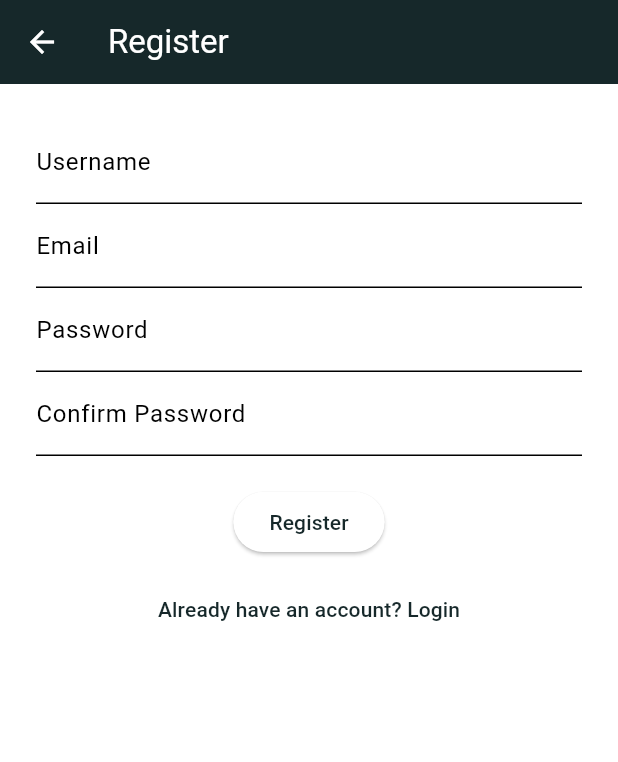
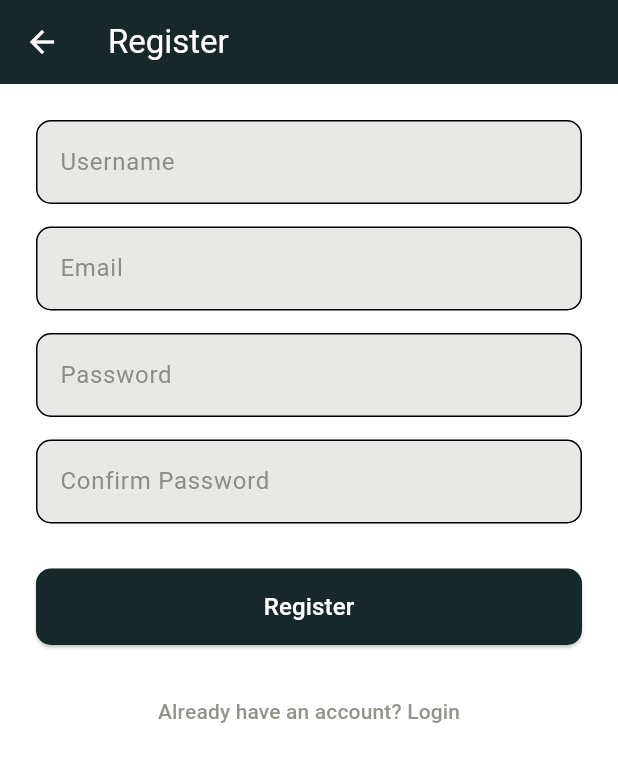
Before and after one commit to shalindri0426/shalindri_flutter, a Flutter app: the RegisterPage screen opened directly, on a phone screen of 412 x 824 dp. Shown: the top 762 px of the screen. Run offline on Flutter 3.47's test engine with Material 3 defaults, Android fonts, the phone set to English and light mode, and no system bars; our stand-ins replace google_fonts.

Commit message:
register screen theme changes

```diff
--- a/lib/screens/register_screen.dart
+++ b/lib/screens/register_screen.dart
@@ -17,12 +17,10 @@ class _RegisterPageState extends State<RegisterPage> {
 
   void _register() {
     if (_formKey.currentState!.validate()) {
-      // Simulate successful registration
       ScaffoldMessenger.of(context).showSnackBar(
         const SnackBar(content: Text('Registration Successful!')),
       );
 
-      // Navigate to login page
       Navigator.pushReplacement(
         context,
         MaterialPageRoute(builder: (context) => const LoginPage()),
@@ -41,46 +39,84 @@ class _RegisterPageState extends State<RegisterPage> {
 
   @override
   Widget build(BuildContext context) {
+    final theme = Theme.of(context);
+    final primaryColor = theme.colorScheme.primary;
+    final onPrimaryColor = theme.colorScheme.onPrimary;
+    final secondaryColor = theme.colorScheme.secondary;
+    final scaffoldBackground = theme.scaffoldBackgroundColor;
+
     return Scaffold(
-      appBar: AppBar(title: const Text('Register')),
-      body: Padding(
+      appBar: AppBar(
+        title: const Text('Register'),
+        backgroundColor: primaryColor,
+        foregroundColor: onPrimaryColor,
+        elevation: 0,
+      ),
+      backgroundColor: scaffoldBackground,
+      body: SingleChildScrollView(
         padding: const EdgeInsets.all(24),
         child: Form(
           key: _formKey,
           child: Column(
             children: [
-              TextFormField(
+              _buildTextField(
                 controller: _usernameController,
-                decoration: const InputDecoration(labelText: 'Username'),
+                label: 'Username',
                 validator: (value) =>
                     value == null || value.isEmpty ? 'Enter a username' : null,
+                theme: theme,
+                secondaryColor: secondaryColor,
+
               ),
-              TextFormField(
+              const SizedBox(height: 15),
+              _buildTextField(
                 controller: _emailController,
-                decoration: const InputDecoration(labelText: 'Email'),
+                label: 'Email',
                 validator: (value) =>
                     value == null || !value.contains('@') ? 'Enter a valid email' : null,
+                theme: theme,
+                secondaryColor: secondaryColor,
               ),
-              TextFormField(
+              const SizedBox(height: 15),
+              _buildTextField(
                 controller: _passwordController,
+                label: 'Password',
                 obscureText: true,
-                decoration: const InputDecoration(labelText: 'Password'),
                 validator: (value) =>
                     value == null || value.length < 6 ? 'Min 6 characters' : null,
+                theme: theme,
+                secondaryColor: secondaryColor,
               ),
-              TextFormField(
+              const SizedBox(height: 15),
+              _buildTextField(
                 controller: _confirmPasswordController,
+                label: 'Confirm Password',
                 obscureText: true,
-                decoration: const InputDecoration(labelText: 'Confirm Password'),
                 validator: (value) =>
                     value != _passwordController.text ? 'Passwords do not match' : null,
+                theme: theme,
+                secondaryColor: secondaryColor,
+              ),
+              const SizedBox(height: 30),
+              SizedBox(
+                width: double.infinity,
+                child: ElevatedButton(
+                  onPressed: _register,
+                  style: ElevatedButton.styleFrom(
+                    padding: const EdgeInsets.symmetric(vertical: 14),
+                    backgroundColor: primaryColor,
+                    foregroundColor: onPrimaryColor,
+                    shape: RoundedRectangleBorder(
+                      borderRadius: BorderRadius.circular(10),
+                    ),
+                  ),
+                  child: const Text(
+                    'Register',
+                    style: TextStyle(fontSize: 16),
+                  ),
+                ),
               ),
               const SizedBox(height: 20),
-              ElevatedButton(
-                onPressed: _register,
-                child: const Text('Register'),
-              ),
-              const SizedBox(height: 10),
               TextButton(
                 onPressed: () {
                   Navigator.pushReplacement(
@@ -88,7 +124,10 @@ class _RegisterPageState extends State<RegisterPage> {
                     MaterialPageRoute(builder: (_) => const LoginPage()),
                   );
                 },
-                child: const Text('Already have an account? Login'),
+                child: Text(
+                  'Already have an account? Login',
+                  style: TextStyle(color: secondaryColor),
+                ),
               ),
             ],
           ),
@@ -96,4 +135,29 @@ class _RegisterPageState extends State<RegisterPage> {
       ),
     );
   }
+
+  Widget _buildTextField({
+    required TextEditingController controller,
+    required String label,
+    bool obscureText = false,
+    required String? Function(String?) validator,
+    required ThemeData theme,
+    required Color secondaryColor,
+  }) {
+    return TextFormField(
+      controller: controller,
+      obscureText: obscureText,
+      decoration: InputDecoration(
+        labelText: label,
+        labelStyle: TextStyle(color: secondaryColor),
+        border: OutlineInputBorder(
+          borderRadius: BorderRadius.circular(10),
+        ),
+        filled: true,
+        fillColor: theme.cardColor.withOpacity(0.15),
+      ),
+      style: TextStyle(color:theme.colorScheme.primary ),
+      validator: validator,
+    );
+  }
 }
```
